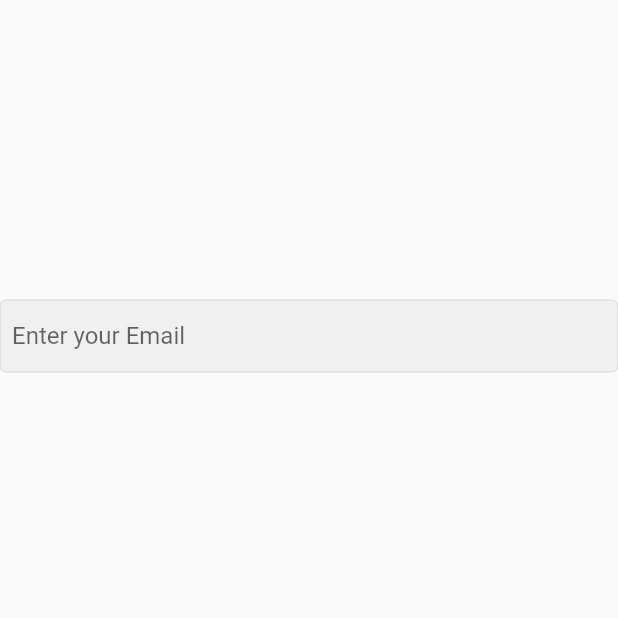
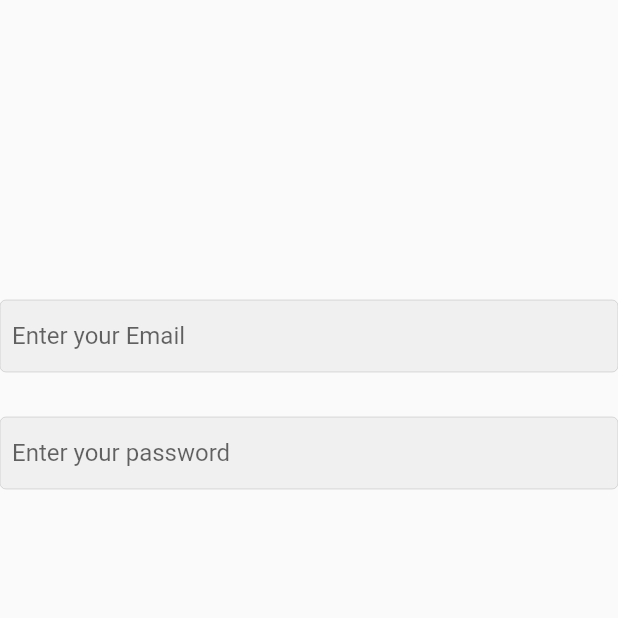
Before and after one commit to AbanoubNabile/E_commerce-app, a Flutter app: the screen it shows after launch, on a phone screen of 412 x 824 dp, the top half of it. Run offline on Flutter 3.47's test engine with Material 2 defaults, Android fonts, the phone set to English and light mode, and no system bars.

Commit message:
add text field password

```diff
--- a/lib/main.dart
+++ b/lib/main.dart
@@ -10,8 +10,6 @@ class MyApp extends StatelessWidget {
 
   @override
   Widget build(BuildContext context) {
-    return MaterialApp(
-      home: Login(),
-    );
+    return MaterialApp(home: Login());
   }
 }
--- a/lib/pages/login.dart
+++ b/lib/pages/login.dart
@@ -22,18 +22,21 @@ class Login extends StatelessWidget {
                   focusedBorder: OutlineInputBorder(
                       borderSide: BorderSide(color: Colors.grey)),
                   filled: true,
+                  contentPadding: const EdgeInsets.all(8))),
+          const SizedBox(height: 30),
+          TextField(
+              keyboardType: TextInputType.emailAddress,
+              obscureText: true,
+              decoration: InputDecoration(
+                  hintText: "Enter your password  ",
+                  enabledBorder: OutlineInputBorder(
+                      borderSide: Divider.createBorderSide(context)),
+                  focusedBorder: OutlineInputBorder(
+                      borderSide: BorderSide(color: Colors.grey)),
+                  filled: true,
                   contentPadding: const EdgeInsets.all(8)))
         ],
       ),
     ));
   }
 }
-
-class MyWidget extends StatelessWidget {
-  const MyWidget({super.key});
-
-  @override
-  Widget build(BuildContext context) {
-    return Container();
-  }
-}
```
